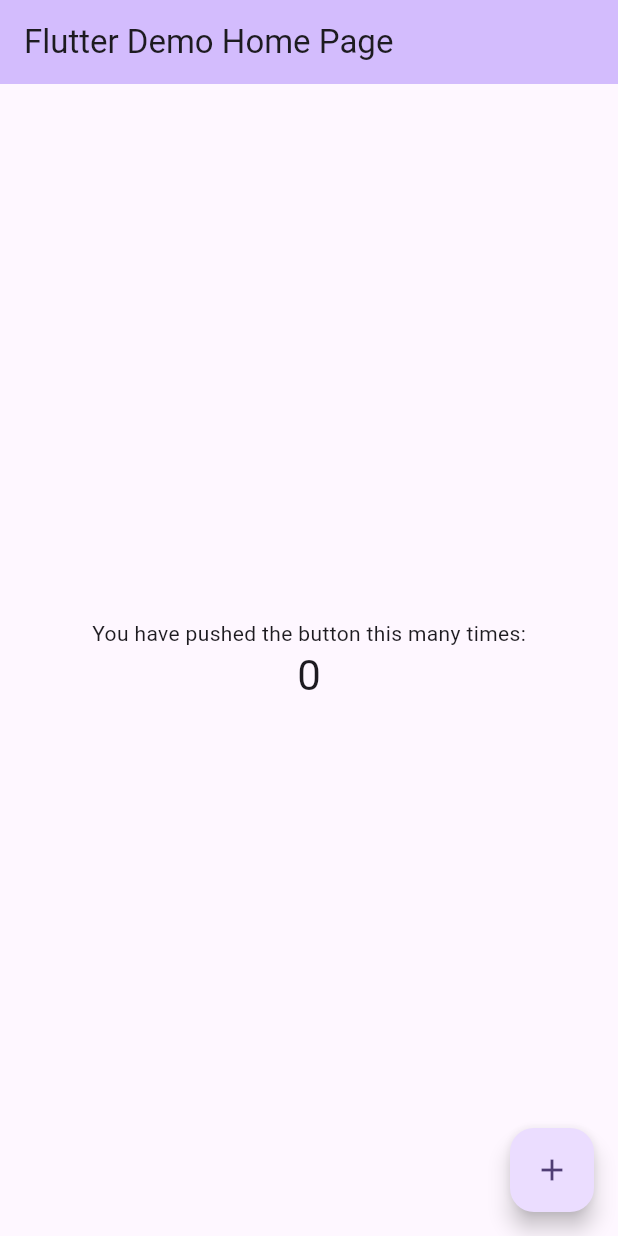
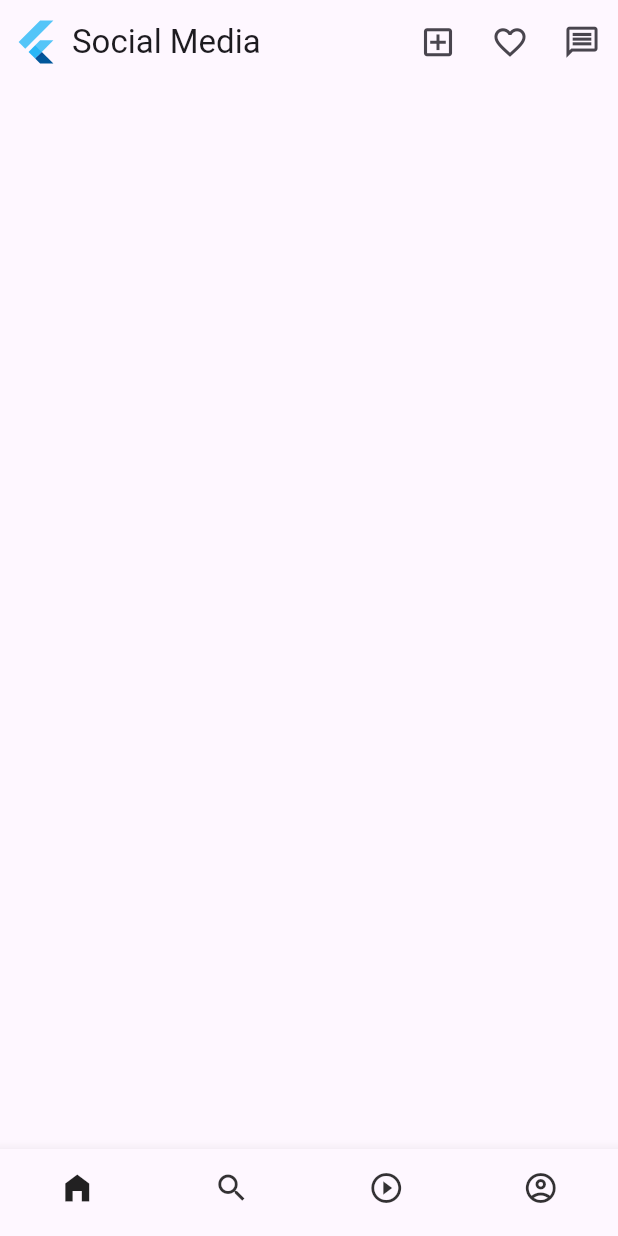
Before and after one commit to Babak-Lotfalizadeh/social-media, a Flutter app: the screen it shows after launch, on a phone screen of 412 x 824 dp. Run offline on Flutter 3.47's test engine with Material 3 defaults, Android fonts, the phone set to English and light mode, and no system bars; generated files the repository leaves out were written again.

Commit message:
create appbar and bottom navigation bar and theme

```diff
--- /dev/null
+++ b/l10n.yaml
@@ -0,0 +1,3 @@
+arb-dir: lib/l10n
+template-arb-file: app_en.arb
+output-localization-file: app_localizations.dart
--- /dev/null
+++ b/lib/core/theme/my_theme.dart
@@ -0,0 +1,23 @@
+import 'package:flutter/material.dart';
+
+class MyTheme {
+  MyTheme._();
+
+  static var themeData = ThemeData(
+    brightness: Brightness.light,
+    colorScheme: ColorScheme.fromSeed(
+      seedColor: Colors.deepPurple,
+      brightness: Brightness.light,
+    ),
+    useMaterial3: true,
+  );
+
+  static var darkThemeData = ThemeData(
+    brightness: Brightness.dark,
+    colorScheme: ColorScheme.fromSeed(
+      seedColor: Colors.deepPurple,
+      brightness: Brightness.dark,
+    ),
+    useMaterial3: true,
+  );
+}
--- /dev/null
+++ b/lib/core/theme/static_sizes.dart
@@ -0,0 +1,8 @@
+class StaticSize {
+  StaticSize._();
+
+  static double get paddingNormal => 8.0;
+
+  static double get iconSizeSmall => 25.0;
+  static double get iconSizeNormal => 40.0;
+}
--- /dev/null
+++ b/lib/l10n/app_en.arb
@@ -0,0 +1,7 @@
+{
+  "appName": "Social Media",
+  "home": "Home",
+  "search": "Search",
+  "play": "Play",
+  "profile": "Profile"
+}
--- /dev/null
+++ b/lib/l10n/app_fa.arb
@@ -0,0 +1,7 @@
+{
+  "appName": "شبکه اجتماعی",
+  "home": "خانه",
+  "search": "جستجو",
+  "play": "مدیا",
+  "profile": "پروفایل"
+}
--- a/lib/main.dart
+++ b/lib/main.dart
@@ -1,125 +1,6 @@
 import 'package:flutter/material.dart';
+import 'package:social_media/social_media_app.dart';
 
 void main() {
-  runApp(const MyApp());
+  runApp(const SocialMediaApp());
 }
-
-class MyApp extends StatelessWidget {
-  const MyApp({super.key});
-
-  // This widget is the root of your application.
-  @override
-  Widget build(BuildContext context) {
-    return MaterialApp(
-      title: 'Flutter Demo',
-      theme: ThemeData(
-        // This is the theme of your application.
-        //
-        // TRY THIS: Try running your application with "flutter run". You'll see
-        // the application has a purple toolbar. Then, without quitting the app,
-        // try changing the seedColor in the colorScheme below to Colors.green
-        // and then invoke "hot reload" (save your changes or press the "hot
-        // reload" button in a Flutter-supported IDE, or press "r" if you used
-        // the command line to start the app).
-        //
-        // Notice that the counter didn't reset back to zero; the application
-        // state is not lost during the reload. To reset the state, use hot
-        // restart instead.
-        //
-        // This works for code too, not just values: Most code changes can be
-        // tested with just a hot reload.
-        colorScheme: ColorScheme.fromSeed(seedColor: Colors.deepPurple),
-        useMaterial3: true,
-      ),
-      home: const MyHomePage(title: 'Flutter Demo Home Page'),
-    );
-  }
-}
-
-class MyHomePage extends StatefulWidget {
-  const MyHomePage({super.key, required this.title});
-
-  // This widget is the home page of your application. It is stateful, meaning
-  // that it has a State object (defined below) that contains fields that affect
-  // how it looks.
-
-  // This class is the configuration for the state. It holds the values (in this
-  // case the title) provided by the parent (in this case the App widget) and
-  // used by the build method of the State. Fields in a Widget subclass are
-  // always marked "final".
-
-  final String title;
-
-  @override
-  State<MyHomePage> createState() => _MyHomePageState();
-}
-
-class _MyHomePageState extends State<MyHomePage> {
-  int _counter = 0;
-
-  void _incrementCounter() {
-    setState(() {
-      // This call to setState tells the Flutter framework that something has
-      // changed in this State, which causes it to rerun the build method below
-      // so that the display can reflect the updated values. If we changed
-      // _counter without calling setState(), then the build method would not be
-      // called again, and so nothing would appear to happen.
-      _counter++;
-    });
-  }
-
-  @override
-  Widget build(BuildContext context) {
-    // This method is rerun every time setState is called, for instance as done
-    // by the _incrementCounter method above.
-    //
-    // The Flutter framework has been optimized to make rerunning build methods
-    // fast, so that you can just rebuild anything that needs updating rather
-    // than having to individually change instances of widgets.
-    return Scaffold(
-      appBar: AppBar(
-        // TRY THIS: Try changing the color here to a specific color (to
-        // Colors.amber, perhaps?) and trigger a hot reload to see the AppBar
-        // change color while the other colors stay the same.
-        backgroundColor: Theme.of(context).colorScheme.inversePrimary,
-        // Here we take the value from the MyHomePage object that was created by
-        // the App.build method, and use it to set our appbar title.
-        title: Text(widget.title),
-      ),
-      body: Center(
-        // Center is a layout widget. It takes a single child and positions it
-        // in the middle of the parent.
-        child: Column(
-          // Column is also a layout widget. It takes a list of children and
-          // arranges them vertically. By default, it sizes itself to fit its
-          // children horizontally, and tries to be as tall as its parent.
-          //
-          // Column has various properties to control how it sizes itself and
-          // how it positions its children. Here we use mainAxisAlignment to
-          // center the children vertically; the main axis here is the vertical
-          // axis because Columns are vertical (the cross axis would be
-          // horizontal).
-          //
-          // TRY THIS: Invoke "debug painting" (choose the "Toggle Debug Paint"
-          // action in the IDE, or press "p" in the console), to see the
-          // wireframe for each widget.
-          mainAxisAlignment: MainAxisAlignment.center,
-          children: <Widget>[
-            const Text(
-              'You have pushed the button this many times:',
-            ),
-            Text(
-              '$_counter',
-              style: Theme.of(context).textTheme.headlineMedium,
-            ),
-          ],
-        ),
-      ),
-      floatingActionButton: FloatingActionButton(
-        onPressed: _incrementCounter,
-        tooltip: 'Increment',
-        child: const Icon(Icons.add),
-      ), // This trailing comma makes auto-formatting nicer for build methods.
-    );
-  }
-}
--- /dev/null
+++ b/lib/social_media_app.dart
@@ -0,0 +1,20 @@
+import 'package:flutter/material.dart';
+import 'package:social_media/core/theme/my_theme.dart';
+import 'package:social_media/ui/home/home_page.dart';
+import 'package:flutter_gen/gen_l10n/app_localizations.dart';
+
+class SocialMediaApp extends StatelessWidget {
+  const SocialMediaApp({super.key});
+
+  @override
+  Widget build(BuildContext context) {
+    return MaterialApp(
+      onGenerateTitle: (context) => AppLocalizations.of(context)?.appName ?? 'Social media',
+      localizationsDelegates: AppLocalizations.localizationsDelegates,
+      supportedLocales: AppLocalizations.supportedLocales,
+      theme: MyTheme.themeData,
+      darkTheme: MyTheme.darkThemeData,
+      home: const HomePage(),
+    );
+  }
+}
--- /dev/null
+++ b/lib/ui/home/home_page.dart
@@ -0,0 +1,16 @@
+import 'package:flutter/material.dart';
+
+import 'my_app_bar.dart';
+import 'my_bottom_navigation_bar.dart';
+
+class HomePage extends StatelessWidget {
+  const HomePage({super.key});
+
+  @override
+  Widget build(BuildContext context) {
+    return const Scaffold(
+      appBar: MyAppBar(),
+      bottomNavigationBar: MyBottomNavigationBar(),
+    );
+  }
+}
--- /dev/null
+++ b/lib/ui/home/my_app_bar.dart
@@ -0,0 +1,38 @@
+import 'package:flutter/material.dart';
+import 'package:social_media/core/theme/static_sizes.dart';
+import 'package:flutter_gen/gen_l10n/app_localizations.dart';
+import 'package:social_media/ui/home/my_toolbar_icon.dart';
+
+class MyAppBar extends StatelessWidget implements PreferredSizeWidget {
+  const MyAppBar({super.key});
+
+  @override
+  Widget build(BuildContext context) {
+    return AppBar(
+      leading: Padding(
+        padding: EdgeInsets.only(left: StaticSize.paddingNormal),
+        child: const FlutterLogo(),
+      ),
+      title: Text(AppLocalizations.of(context)?.appName ?? ''),
+      titleSpacing: StaticSize.paddingNormal,
+      leadingWidth: StaticSize.iconSizeNormal,
+      actions: [
+        MyToolbarIcon(
+          iconData: Icons.add_box_outlined,
+          onPressed: () {},
+        ),
+        MyToolbarIcon(
+          iconData: Icons.favorite_border,
+          onPressed: () {},
+        ),
+        MyToolbarIcon(
+          iconData: Icons.message_outlined,
+          onPressed: () {},
+        ),
+      ],
+    );
+  }
+
+  @override
+  Size get preferredSize => const Size(double.infinity, kToolbarHeight);
+}
--- /dev/null
+++ b/lib/ui/home/my_bottom_navigation_bar.dart
@@ -0,0 +1,51 @@
+import 'package:flutter/material.dart';
+
+import 'my_bottom_navigation_bar_item.dart';
+import 'package:flutter_gen/gen_l10n/app_localizations.dart';
+
+class MyBottomNavigationBar extends StatelessWidget {
+  const MyBottomNavigationBar({super.key});
+
+  @override
+  Widget build(BuildContext context) {
+    var appLocalizations = AppLocalizations.of(context);
+
+    return BottomNavigationBar(
+      type: BottomNavigationBarType.fixed,
+      showSelectedLabels: false,
+      showUnselectedLabels: false,
+      selectedIconTheme: IconThemeData(
+        color: Theme.of(context).iconTheme.color,
+      ),
+      unselectedIconTheme: IconThemeData(
+        color: Theme.of(context).iconTheme.color?.withOpacity(0.8),
+      ),
+      items: [
+        MyBottomNavigationBarItem(
+          iconData: Icons.home_outlined,
+          activeIconData: Icons.home_filled,
+          title: appLocalizations?.home ?? '',
+          onClick: () {},
+        ).item,
+        MyBottomNavigationBarItem(
+          iconData: Icons.search_outlined,
+          activeIconData: Icons.search,
+          title: appLocalizations?.search ?? '',
+          onClick: () {},
+        ).item,
+        MyBottomNavigationBarItem(
+          iconData: Icons.play_circle_outline,
+          activeIconData: Icons.play_circle_fill,
+          title: appLocalizations?.play ?? '',
+          onClick: () {},
+        ).item,
+        MyBottomNavigationBarItem(
+          iconData: Icons.account_circle_outlined,
+          activeIconData: Icons.account_circle_rounded,
+          title: appLocalizations?.profile ?? '',
+          onClick: () {},
+        ).item,
+      ],
+    );
+  }
+}
--- /dev/null
+++ b/lib/ui/home/my_bottom_navigation_bar_item.dart
@@ -0,0 +1,21 @@
+import 'package:flutter/material.dart';
+
+class MyBottomNavigationBarItem {
+  final String title;
+  final IconData iconData;
+  final IconData activeIconData;
+  final Function() onClick;
+
+  const MyBottomNavigationBarItem({
+    required this.iconData,
+    required this.activeIconData,
+    required this.title,
+    required this.onClick,
+  });
+
+  BottomNavigationBarItem get item => BottomNavigationBarItem(
+        label: title,
+        activeIcon: Icon(activeIconData),
+        icon: Icon(iconData),
+      );
+}
--- /dev/null
+++ b/lib/ui/home/my_toolbar_icon.dart
@@ -0,0 +1,24 @@
+import 'package:flutter/material.dart';
+import 'package:social_media/core/theme/static_sizes.dart';
+
+class MyToolbarIcon extends StatelessWidget {
+  final IconData iconData;
+  final Function() onPressed;
+
+  const MyToolbarIcon({
+    required this.iconData,
+    required this.onPressed,
+    super.key,
+  });
+
+  @override
+  Widget build(BuildContext context) {
+    return IconButton(
+      onPressed: () {},
+      icon: Icon(
+        iconData,
+        size: StaticSize.iconSizeSmall,
+      ),
+    );
+  }
+}
```
Also changed, not shown: pubspec.yaml (+4 -39 lines), pubspec.lock, 1 other file.
